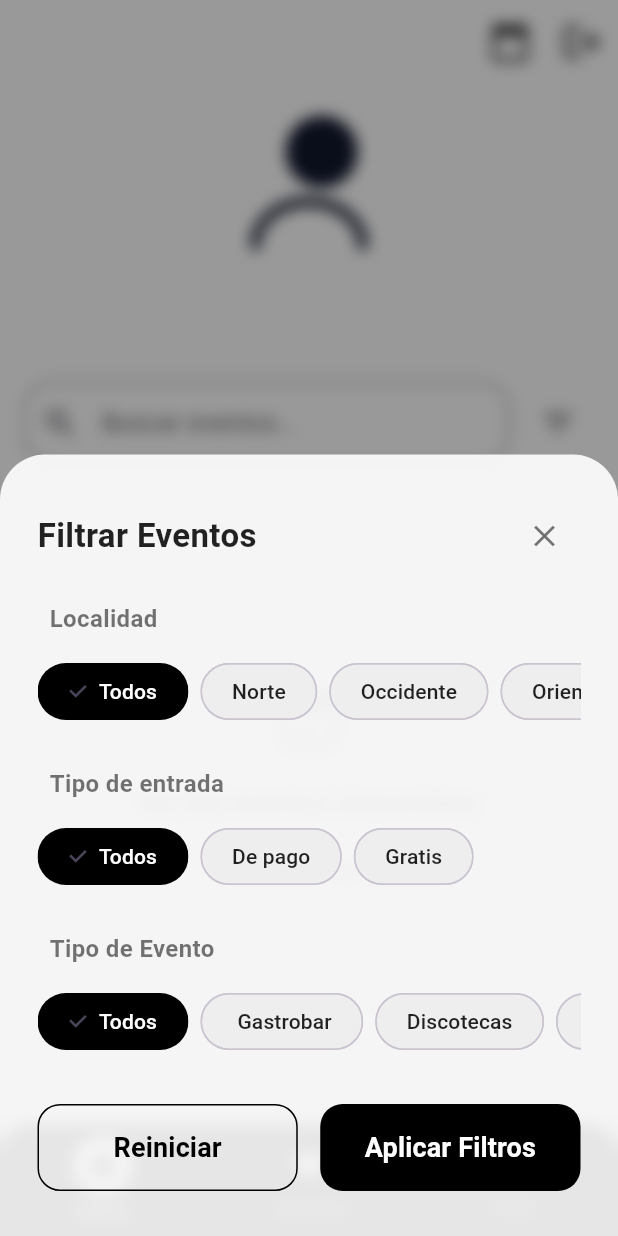
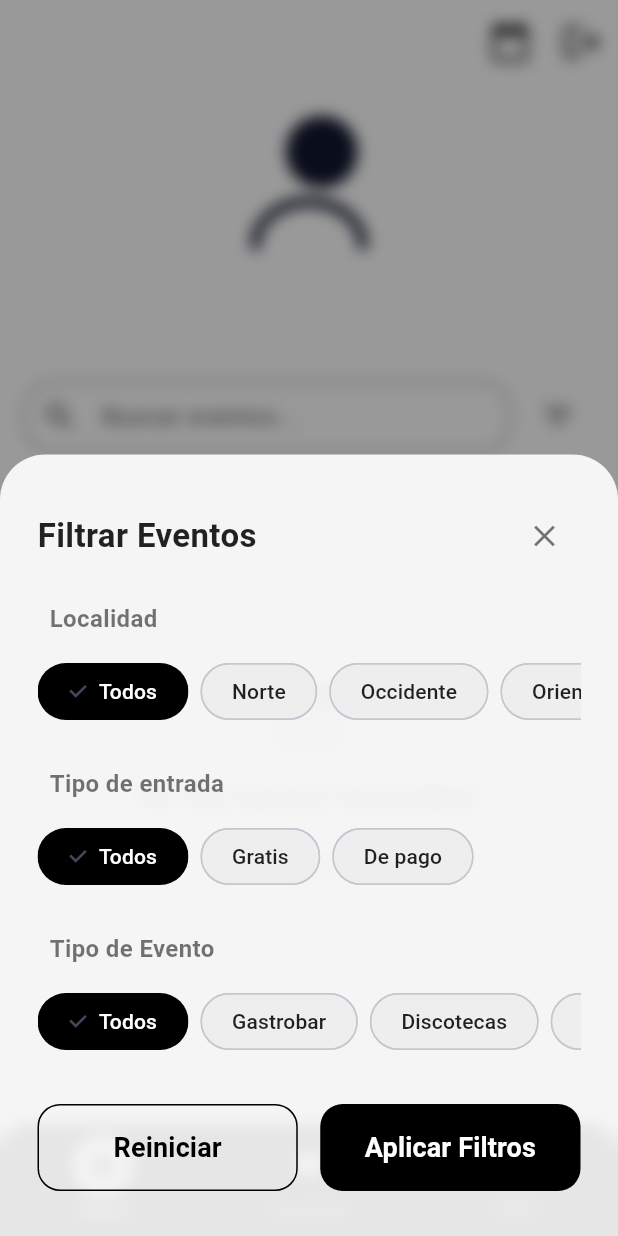
Before and after one commit to AlejoValdes10/mi-version-fiestafinder, a Flutter app: the HomeScreen screen opened by its route, after a tap on the "filter list" icon, on a phone screen of 412 x 824 dp. Run offline on Flutter 3.47's test engine with Material 3 defaults, Android fonts, the phone set to English and light mode, and no system bars; our stand-ins replace cached_network_image, cloud_firestore, firebase_auth, firebase_core, flutter_map, font_awesome_flutter and 6 more; missing offline and left inert: cloudinary_public; accounts and stored records are empty.

Commit message:
17/09/2025

```diff
--- a/lib/filter_modal.dart
+++ b/lib/filter_modal.dart
@@ -1,19 +1,20 @@
 import 'package:flutter/material.dart';
-import 'package:flutter/rendering.dart';
 import 'dart:ui';
 
 class FilterModal {
   static void show({
     required BuildContext context,
-    required String currentFilter,
-    required String currentDate,
-    required String currentType,
-    required Function(String, String, String) onApply,
+    required String currentLocalidad,
+    required String currentEntrada,
+    required String currentTipo,
+    required Function(String localidad, String entrada, String tipo) onApply,
   }) {
-    String tempFilter = currentFilter;
-    String tempDate = currentDate;
-    String tempType = currentType;
+    // Variables temporales
+    String tempLocalidad = currentLocalidad;
+    String tempEntrada = currentEntrada;
+    String tempTipo = currentTipo;
 
+    // Opciones
     final localidades = [
       'Todos',
       'Norte',
@@ -26,11 +27,11 @@ class FilterModal {
       'Suroriente',
     ];
 
-    final entrada = ["Todos", "De pago", "Gratis"];
+    final entradas = ["Todos", "Gratis", "De pago"]; // 👈 Orden corregido
 
     final tipos = [
       "Todos",
-      " Gastrobar",
+      "Gastrobar",
       "Discotecas",
       "Cultural",
       "Deportivo",
@@ -49,7 +50,7 @@ class FilterModal {
               child: Container(
                 decoration: BoxDecoration(
                   color: Colors.white.withOpacity(0.9),
-                  borderRadius: BorderRadius.vertical(top: Radius.circular(30)),
+                  borderRadius: const BorderRadius.vertical(top: Radius.circular(30)),
                 ),
                 padding: EdgeInsets.fromLTRB(
                   25,
@@ -64,7 +65,7 @@ class FilterModal {
                     Row(
                       mainAxisAlignment: MainAxisAlignment.spaceBetween,
                       children: [
-                        Text(
+                        const Text(
                           'Filtrar Eventos',
                           style: TextStyle(
                             fontSize: 22,
@@ -73,73 +74,73 @@ class FilterModal {
                           ),
                         ),
                         IconButton(
-                          icon: Icon(Icons.close, color: Colors.black54),
+                          icon: const Icon(Icons.close, color: Colors.black54),
                           onPressed: () => Navigator.pop(context),
                         ),
                       ],
                     ),
-                    SizedBox(height: 20),
+                    const SizedBox(height: 20),
 
-                    // Filtro de Localidad con scroll horizontal
+                    // Localidad
                     _buildModernFilterSection(
                       title: "Localidad",
                       options: localidades,
-                      currentSelection: tempFilter,
+                      currentSelection: tempLocalidad,
                       onSelect: (value) {
                         setModalState(() {
-                          tempFilter = value;
+                          tempLocalidad = value;
                         });
                       },
                     ),
-                    SizedBox(height: 25),
+                    const SizedBox(height: 25),
 
-                    // Filtro de Fecha con scroll horizontal
+                    // Tipo de entrada
                     _buildModernFilterSection(
                       title: "Tipo de entrada",
-                      options: entrada,
-                      currentSelection: tempDate,
+                      options: entradas,
+                      currentSelection: tempEntrada,
                       onSelect: (value) {
                         setModalState(() {
-                          tempDate = value;
+                          tempEntrada = value;
                         });
                       },
                     ),
-                    SizedBox(height: 25),
+                    const SizedBox(height: 25),
 
-                    // Filtro de Tipo
+                    // Tipo de evento
                     _buildModernFilterSection(
                       title: "Tipo de Evento",
                       options: tipos,
-                      currentSelection: tempType,
+                      currentSelection: tempTipo,
                       onSelect: (value) {
                         setModalState(() {
-                          tempType = value;
+                          tempTipo = value;
                         });
                       },
                     ),
-                    SizedBox(height: 30),
+                    const SizedBox(height: 30),
 
-                    // Botón de aplicar
+                    // Botones
                     Row(
                       children: [
-                        // Botón Reset
+                        // Reset
                         Expanded(
                           child: OutlinedButton(
                             onPressed: () {
                               setModalState(() {
-                                tempFilter = "Todos";
-                                tempDate = "Todas";
-                                tempType = "Todos";
+                                tempLocalidad = "Todos";
+                                tempEntrada = "Todos";
+                                tempTipo = "Todos";
                               });
                             },
                             style: OutlinedButton.styleFrom(
-                              padding: EdgeInsets.symmetric(vertical: 16),
+                              padding: const EdgeInsets.symmetric(vertical: 16),
                               shape: RoundedRectangleBorder(
                                 borderRadius: BorderRadius.circular(15),
                               ),
-                              side: BorderSide(color: Colors.black),
+                              side: const BorderSide(color: Colors.black),
                             ),
-                            child: Text(
+                            child: const Text(
                               'Reiniciar',
                               style: TextStyle(
                                 fontSize: 18,
@@ -149,23 +150,23 @@ class FilterModal {
                             ),
                           ),
                         ),
-                        SizedBox(width: 15),
-                        // Botón Aplicar
+                        const SizedBox(width: 15),
+                        // Aplicar
                         Expanded(
                           child: ElevatedButton(
                             onPressed: () {
-                              onApply(tempFilter, tempDate, tempType);
+                              onApply(tempLocalidad, tempEntrada, tempTipo);
                               Navigator.pop(context);
                             },
                             style: ElevatedButton.styleFrom(
                               backgroundColor: Colors.black,
-                              padding: EdgeInsets.symmetric(vertical: 16),
+                              padding: const EdgeInsets.symmetric(vertical: 16),
                               shape: RoundedRectangleBorder(
                                 borderRadius: BorderRadius.circular(15),
                               ),
                               elevation: 0,
                             ),
-                            child: Text(
+                            child: const Text(
                               'Aplicar Filtros',
                               style: TextStyle(
                                 fontSize: 18,
@@ -187,7 +188,7 @@ class FilterModal {
     );
   }
 
-  // Método auxiliar para construir secciones de filtro
+  // 🔹 Método auxiliar
   static Widget _buildModernFilterSection({
     required String title,
     required List<String> options,
@@ -201,19 +202,19 @@ class FilterModal {
           padding: const EdgeInsets.only(left: 8.0),
           child: Text(
             title,
-            style: TextStyle(
+            style: const TextStyle(
               fontSize: 16,
               fontWeight: FontWeight.w600,
               color: Colors.black54,
             ),
           ),
         ),
-        SizedBox(height: 12),
-        Container(
+        const SizedBox(height: 12),
+        SizedBox(
           height: 50,
           child: ListView.builder(
             scrollDirection: Axis.horizontal,
-            physics: BouncingScrollPhysics(),
+            physics: const BouncingScrollPhysics(),
             itemCount: options.length,
             itemBuilder: (context, index) {
               final option = options[index];
@@ -232,9 +233,9 @@ class FilterModal {
                   onSelected: (selected) => onSelect(option),
                   selectedColor: Colors.black,
                   backgroundColor: Colors.grey[200],
-                  shape: StadiumBorder(),
-                  padding: EdgeInsets.symmetric(horizontal: 16, vertical: 8),
-                  labelPadding: EdgeInsets.symmetric(horizontal: 4),
+                  shape: const StadiumBorder(),
+                  padding: const EdgeInsets.symmetric(horizontal: 16, vertical: 8),
+                  labelPadding: const EdgeInsets.symmetric(horizontal: 4),
                 ),
               );
             },
--- a/pubspec.yaml
+++ b/pubspec.yaml
@@ -49,6 +49,8 @@ dependencies:
   flutter_map: ^5.0.0
   latlong2: ^0.9.0
   http: ^1.3.0
+  share_plus: ^10.0.0
+  url_launcher: ^6.3.0
   font_awesome_flutter: ^10.7.0
   map_location_picker: ^2.0.3
   # ... otros paquetes
@@ -88,5 +90,5 @@ flutter:
     - assets/splash.gif
     - assets/ff2.png
     - assets/splash2.gif
-    - assets/listos.json
+    - assets/listo.json
     - assets/no_events.json
```
Also changed, not shown: lib/event_card.dart (+141 -29 lines), lib/home_screen.dart (+150 -87 lines), pubspec.lock.
